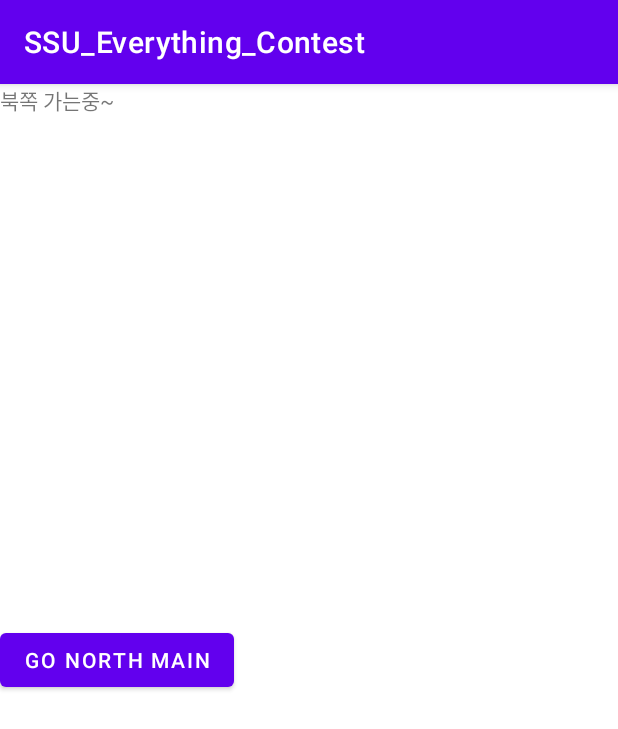
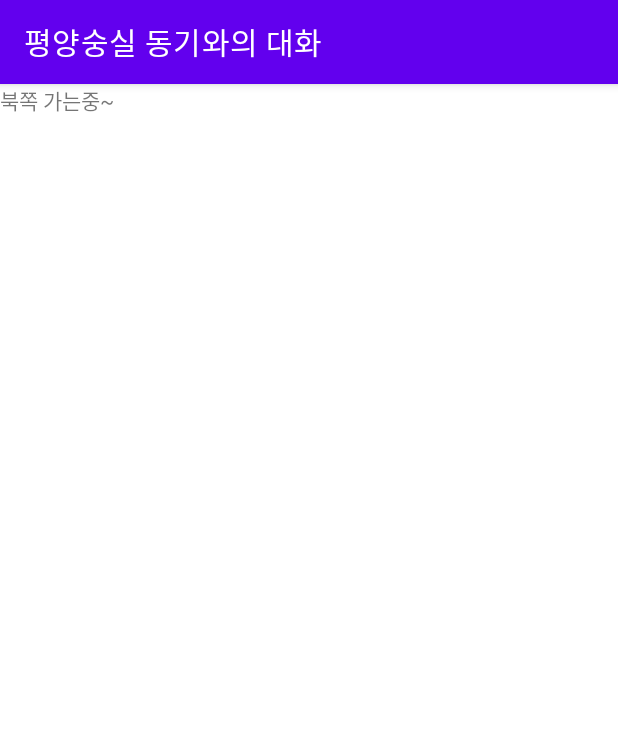
Before and after one commit to somsom13/SSU_Everything_Contest, an Android app: the NorthLoading screen opened directly, with no data from a screen before it, on a phone screen of 412 x 824 dp. Shown: the top 729 px of the screen. Run offline under Robolectric (Android 15) with nearby library versions, the light colour scheme and no system bars.

Commit message:
[수정] loading 페이지 3초후 전환, 앱 이름 수정

```diff
--- a/app/src/main/java/com/example/ssu_everything_contest/NorthLoading.java
+++ b/app/src/main/java/com/example/ssu_everything_contest/NorthLoading.java
@@ -2,6 +2,7 @@ package com.example.ssu_everything_contest;
 
 import android.content.Intent;
 import android.os.Bundle;
+import android.os.Handler;
 import android.view.View;
 import android.widget.Button;
 
@@ -13,15 +14,16 @@ public class NorthLoading extends AppCompatActivity {
         super.onCreate(savedInstanceState);
         setContentView(R.layout.north_loading);
 
-        //북쪽 메인으로 가는 버튼
-        Button goNorth=(Button)findViewById(R.id.goNorthMain);
-        goNorth.setOnClickListener(new View.OnClickListener() {
+        Handler handler=new Handler();
+        handler.postDelayed(new Runnable() {
             @Override
-            public void onClick(View view) {
-                Intent intent =new Intent(getApplicationContext(),NorthMain.class);
+            public void run() {
+                Intent intent = new Intent(NorthLoading.this, NorthMain.class);
                 startActivity(intent);
+                finish();
             }
-        });
+        }    ,3000);
+
 
 
     }
--- a/app/src/main/res/layout/north_loading.xml
+++ b/app/src/main/res/layout/north_loading.xml
@@ -11,14 +11,8 @@
         android:layout_height="wrap_content"
         android:text="북쪽 가는중~"
         tools:layout_editor_absoluteX="88dp"
-        tools:layout_editor_absoluteY="181dp" />
+        tools:layout_editor_absoluteY="181dp"
+        tools:ignore="MissingConstraints" />
 
-    <Button
-        android:id="@+id/goNorthMain"
-        android:layout_width="wrap_content"
-        android:layout_height="wrap_content"
-        android:text="go North Main"
-        app:layout_constraintBottom_toBottomOf="parent"
-        app:layout_constraintTop_toTopOf="parent"
-        tools:layout_editor_absoluteX="168dp" />
+
 </androidx.constraintlayout.widget.ConstraintLayout>
--- a/app/src/main/res/values/strings.xml
+++ b/app/src/main/res/values/strings.xml
@@ -1,3 +1,3 @@
 <resources>
-    <string name="app_name">SSU_Everything_Contest</string>
+    <string name="app_name">평양숭실 동기와의 대화</string>
 </resources>
```
Also changed, not shown: app/src/main/java/com/example/ssu_everything_contest/SouthLoading.java (+7 -7 lines), app/src/main/res/layout/south_loading.xml (+2 -8 lines).
